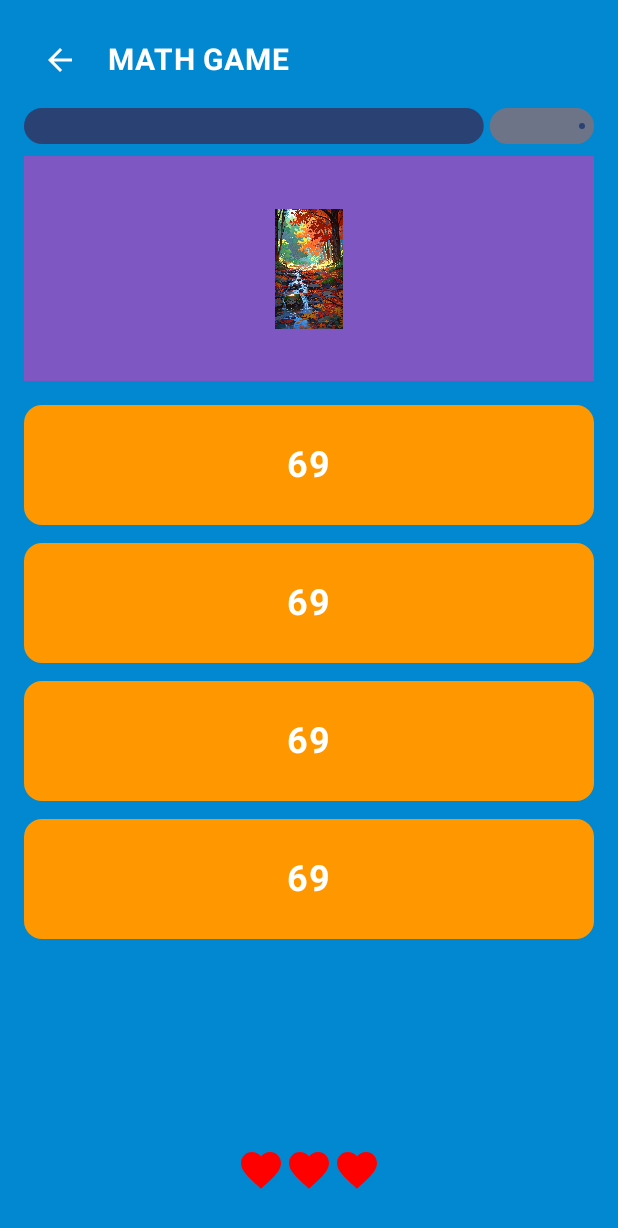
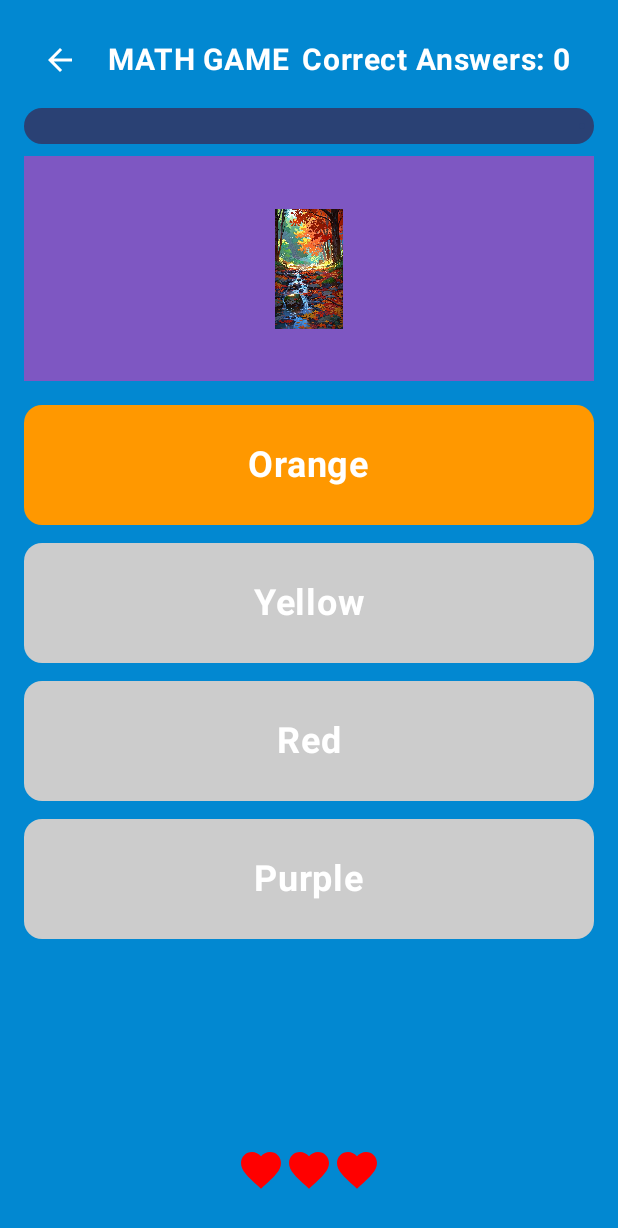
Before and after one commit to raphaelcatacutan/EZLearn, an Android app built with Jetpack Compose: the colormix screen opened through its navigation route, on a phone screen of 412 x 824 dp. Shown: the top 1228 px of the screen. Run offline under Robolectric (Android 15) with nearby library versions, the light colour scheme and no system bars.

Commit message:
Colormix game flow

```diff
--- a/app/src/main/java/com/plm/ezlearn/ui/pages/Colormix.kt
+++ b/app/src/main/java/com/plm/ezlearn/ui/pages/Colormix.kt
@@ -57,20 +57,23 @@
 import com.plm.ezlearn.ui.components.DialogWin
 import com.plm.ezlearn.ui.theme.EZLearnTheme
 import androidx.compose.runtime.LaunchedEffect
+import androidx.compose.runtime.mutableIntStateOf
 import kotlinx.coroutines.delay
+import kotlin.concurrent.timer
 
 @Composable
 fun ViewColormix(navController: NavController = rememberNavController()) {
-    val question: String = "69 + 69"
-    val options: List<String> = listOf("69", "69", "69", "69")
-    var isGameWon by remember { mutableStateOf(false) }
-    var isGameLost by remember { mutableStateOf(false) }
+    var question by remember {mutableStateOf(colormixGenerateQuestion())}
     var showExplanation by remember { mutableStateOf(false) }
     var isPaused by remember { mutableStateOf(false) }
-    val onOptionClick: (String) -> Unit = {isGameWon = true}
-    val lives: Int = 3
-    val progress = remember { Animatable(1f) }
+    var lives by remember { mutableIntStateOf(3) }
+    var remainingItems by remember { mutableIntStateOf(10) }
+    var progress = remember { Animatable(1f) }
     val onBackClick: () -> Unit = {isPaused = true}
+    var isGameLost = progress.value <= 0 || lives <= 0
+    var isGameWon = remainingItems <= 0
+    var isCorrect by remember { mutableStateOf(false) }
+    var correctAnswers by remember { mutableIntStateOf(0) }
 
     BackHandler(enabled = true) {
         isPaused = true
@@ -81,13 +84,10 @@
             progress.animateTo(
                 targetValue = 0f,
                 animationSpec = tween(
-                    durationMillis = 10000, // 10 seconds
+                    durationMillis = 100000, // 10 seconds
                     easing = LinearEasing
                 )
             )
-            if (progress.value <= 0f) {
-                isGameLost = true
-            }
         }
     }
 
@@ -117,6 +117,13 @@
                     fontSize = 20.sp,
                     fontWeight = FontWeight.Bold
                 )
+                Spacer(modifier = Modifier.width(8.dp))
+                Text(
+                    text = "Correct Answers: $correctAnswers",
+                    color = Color.White,
+                    fontSize = 20.sp,
+                    fontWeight = FontWeight.Bold
+                )
             }
 
             LinearProgressIndicator(
@@ -136,7 +143,7 @@
                 contentAlignment = Alignment.Center
             ) {
                 Image(
-                    painter = painterResource(id = R.drawable.bg),
+                    painter = painterResource(id = question.questionImage),
                     contentDescription = "Trophy",
                     modifier = Modifier.size(80.dp)
                 )
@@ -146,16 +153,15 @@
 
             // Options
             Column(verticalArrangement = Arrangement.spacedBy(12.dp)) {
-                for (row in options.chunked(1)) {
+                for (row in question.options.chunked(1)) {
                     Row(
                         horizontalArrangement = Arrangement.spacedBy(12.dp),
                         modifier = Modifier.fillMaxWidth()
                     ) {
                         row.forEachIndexed { index, option ->
-                            val bgColor = when (index) {
-                                0 -> Color(0xFFFF9800) // Orange
-                                1 -> Color.LightGray
-                                else -> listOf(Color(0xFFAB47BC), Color(0xFF1565C0)).random()
+                            val bgColor = when (question.answer == option) {
+                                true -> Color(0xFFFF9800) // Orange
+                                false -> Color.LightGray
                             }
                             Box(
                                 modifier = Modifier
@@ -163,7 +169,10 @@
                                     .height(80.dp)
                                     .clip(RoundedCornerShape(12.dp))
                                     .background(bgColor)
-                                    .clickable { onOptionClick(option) },
+                                    .clickable {
+                                        showExplanation = true
+                                        isCorrect = option == question.answer
+                                    },
                                 contentAlignment = Alignment.Center
                             ) {
                                 Text(
@@ -198,13 +207,42 @@
             }
         }
         if (isGameWon) {
-            DialogWin(onDismiss = { isGameWon = false })
+            DialogWin(
+                onTryAgain = {
+                    isGameWon = false
+                    navController.navigate("colormix")
+                },
+                onExit = {
+                    isGameWon = false
+                    navController.navigate("main-menu")
+                }
+            )
         }
         if (isGameLost) {
-            DialogLost(onTryAgain = { isGameLost = false }, onExit = { isGameLost = false })
+            DialogLost(
+                onTryAgain = {
+                    isGameLost = false
+                    navController.navigate("colormix")
+                },
+                onExit = {
+                    isGameLost = false
+                    navController.navigate("main-menu")
+                }
+            )
         }
         if (showExplanation) {
-            DialogExplanation(onContinue = { showExplanation = false })
+            DialogExplanation(onContinue = {
+                showExplanation = false
+                if (isCorrect) {
+                    correctAnswers++
+                    remainingItems--
+                    if (remainingItems > 0) question = colormixGenerateQuestion()
+                } else {
+                    if (--lives > 0) {
+                        question = colormixGenerateQuestion()
+                    }
+                }
+            })
         }
         if (isPaused) {
             DialogPaused(onResume = { isPaused = false }, onExit = {
@@ -222,3 +260,37 @@
         ViewColormix()
     }
 }
+
+data class ColorQuestion(
+    val questionImage: Int,     // drawable ID
+    val answer: String,         // correct color name
+    val options: List<String>   // multiple choice
+)
+
+
+val colorImageMap: Map<String, List<Int>> = mapOf(
+    "Red" to listOf(R.drawable.bg, R.drawable.bg),
+    "Blue" to listOf(R.drawable.bg, R.drawable.bg),
+    "Green" to listOf(R.drawable.bg, R.drawable.bg),
+    "Yellow" to listOf(R.drawable.bg, R.drawable.bg),
+    "Orange" to listOf(R.drawable.bg, R.drawable.bg),
+    "Purple" to listOf(R.drawable.bg, R.drawable.bg)
+)
+
+
+fun colormixGenerateQuestion(): ColorQuestion {
+    // Choose correct color
+    val correctColor = colorImageMap.keys.random()
+    val imageList = colorImageMap[correctColor]!!
+    val questionImage = imageList.random()
+
+    // Get wrong options
+    val otherColors = colorImageMap.keys.filter { it != correctColor }.shuffled()
+    val options = (listOf(correctColor) + otherColors.take(3)).shuffled()
+
+    return ColorQuestion(
+        questionImage = questionImage,
+        answer = correctColor,
+        options = options
+    )
+}
--- a/app/src/main/java/com/plm/ezlearn/ui/pages/Numline.kt
+++ b/app/src/main/java/com/plm/ezlearn/ui/pages/Numline.kt
@@ -184,7 +184,7 @@
             }
         }
         if (isGameWon) {
-            DialogWin(onDismiss = { isGameWon = false })
+            DialogWin(onTryAgain = { isGameLost = false }, onExit = { isGameLost = false })
         }
         if (isGameLost) {
             DialogLost(onTryAgain = { isGameLost = false }, onExit = { isGameLost = false })
--- a/app/src/main/java/com/plm/ezlearn/ui/pages/Oddle.kt
+++ b/app/src/main/java/com/plm/ezlearn/ui/pages/Oddle.kt
@@ -173,7 +173,7 @@
             }
         }
         if (isGameWon) {
-            DialogWin(onDismiss = { isGameWon = false })
+            DialogWin(onTryAgain = { isGameLost = false }, onExit = { isGameLost = false })
         }
         if (isGameLost) {
             DialogLost(onTryAgain = { isGameLost = false }, onExit = { isGameLost = false })
--- a/app/src/main/java/com/plm/ezlearn/ui/pages/Shapely.kt
+++ b/app/src/main/java/com/plm/ezlearn/ui/pages/Shapely.kt
@@ -172,7 +172,7 @@
             }
         }
         if (isGameWon) {
-            DialogWin(onDismiss = { isGameWon = false })
+            DialogWin(onTryAgain = { isGameLost = false }, onExit = { isGameLost = false })
         }
         if (isGameLost) {
             DialogLost(onTryAgain = { isGameLost = false }, onExit = { isGameLost = false })
--- a/app/src/main/java/com/plm/ezlearn/ui/pages/TickTocky.kt
+++ b/app/src/main/java/com/plm/ezlearn/ui/pages/TickTocky.kt
@@ -172,7 +172,7 @@
             }
         }
         if (isGameWon) {
-            DialogWin(onDismiss = { isGameWon = false })
+            DialogWin(onTryAgain = { isGameLost = false }, onExit = { isGameLost = false })
         }
         if (isGameLost) {
             DialogLost(onTryAgain = { isGameLost = false }, onExit = { isGameLost = false })
```
Also changed, not shown: app/src/main/java/com/plm/ezlearn/ui/components/Dialogs.kt (+12 -20 lines), app/src/main/java/com/plm/ezlearn/ui/pages/Numblast.kt (+51 -1 lines).
